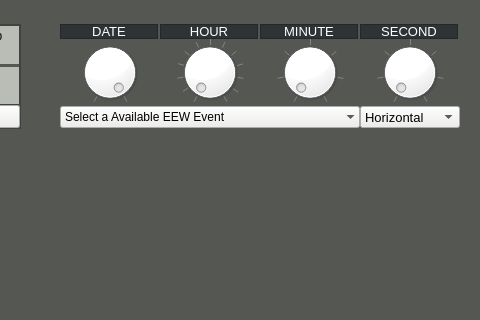
This is mainwindow.ui in hayoungdaddy/KGRTShakeMap as Qt 5 draws it before an edit; both pictures show x 374 to 854 and y 0 to 320 of the 854 by 930 pixel window. The edited form follows.
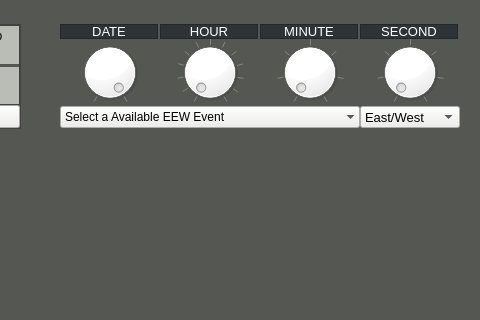
This is the edited form.

The edit to the form file:
```diff
--- a/mainwindow.ui
+++ b/mainwindow.ui
@@ -832,7 +832,7 @@
              <string notr="true">background-color: rgb(238, 238, 236);</string>
             </property>
             <property name="currentIndex">
-             <number>3</number>
+             <number>0</number>
             </property>
             <item>
              <property name="text">
```
Left out of the diff: 2 changed lines with no effect on the pictures.
